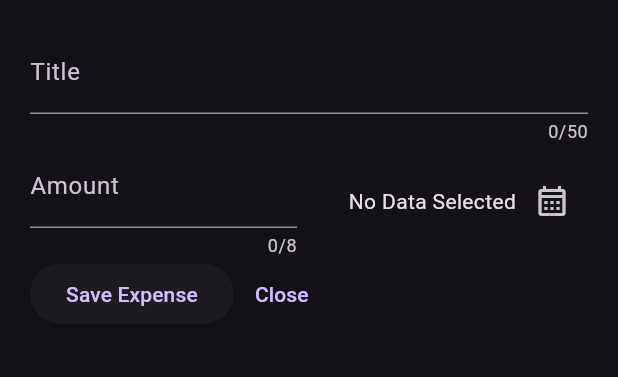
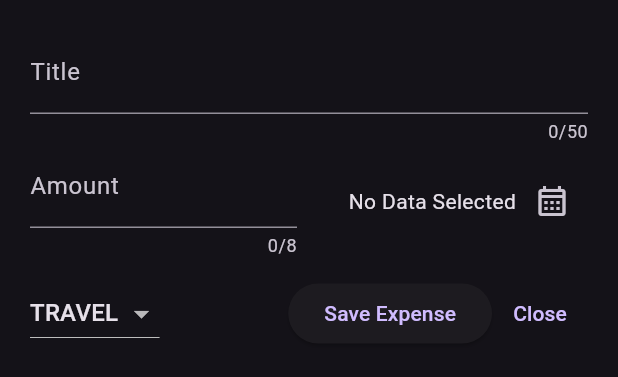
Before and after one commit to AtharvaParadkar/Expense-Tracker-App, a Flutter app: the NewExpense widget shown alone on an empty page, opened directly, on a phone screen of 412 x 824 dp. Shown: the top 377 px of the screen. Run offline on Flutter 3.47's test engine with Material 3 defaults, Android fonts, the phone set to English and light mode, and no system bars.

Commit message:
Added DropDown Button

```diff
--- a/lib/widgets/new_expense.dart
+++ b/lib/widgets/new_expense.dart
@@ -31,6 +31,8 @@ class _NewExpenseState extends State<NewExpense> {
     super.dispose();
   }
   // Dispose like 'initState' and 'build' is part of statful widgets lifecycle. Its called automatically by flutter when the widget & its state are about to be destroyed(removed from UI).
+
+  Category _selectedCategory = Category.travel;
 
   DateTime? _selectedDate;
 
@@ -100,8 +102,32 @@ class _NewExpenseState extends State<NewExpense> {
                 ),
               ],
             ),
+            const SizedBox(height: 13),
             Row(
               children: [
+                DropdownButton(
+                  //^ DropDown Button does't suppor controller
+                  value: _selectedCategory,
+                  items: Category.values
+                      .map(
+                        (category) => DropdownMenuItem(
+                          value: category,
+                          child: Text(
+                            category.name.toUpperCase(),
+                          ),
+                        ),
+                      )
+                      .toList(),
+                  onChanged: (value) {
+                    if(value==null){
+                      return;
+                    }
+                    setState(() {
+                      _selectedCategory=value;
+                    });
+                  },
+                ),
+                const Spacer(),
                 ElevatedButton(
                   onPressed: () {
                     print(_titleController.text);
```
